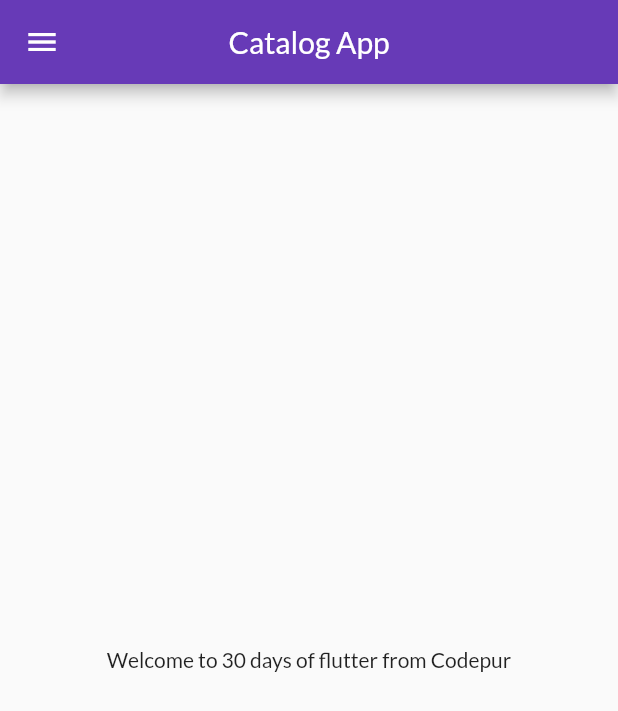
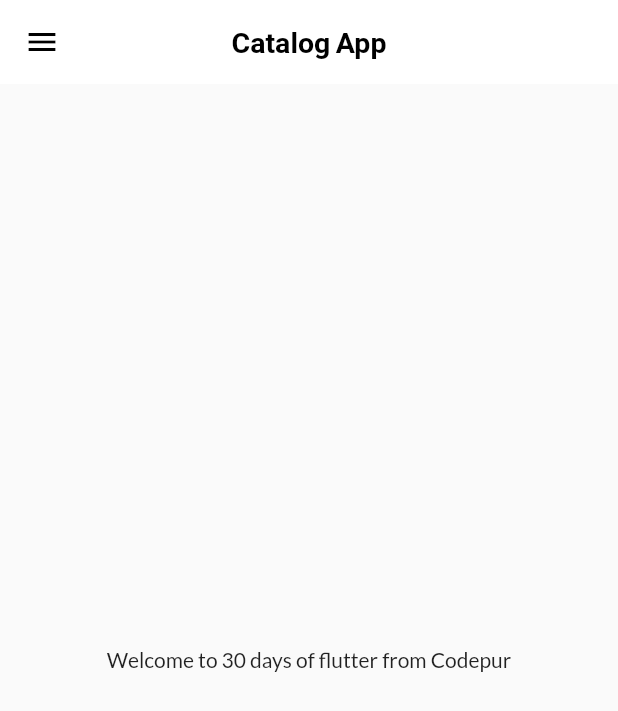
Before and after one commit to Shubham20052001/CatalogApp, a Flutter app: the screen it shows after launch, on a phone screen of 412 x 824 dp. Shown: the top 711 px of the screen. Run offline on Flutter 3.47's test engine with Material 2 defaults, Android fonts, the phone set to English and light mode, and no system bars; our stand-ins replace google_fonts.

Commit message:
themes extracted.

```diff
--- a/lib/main.dart
+++ b/lib/main.dart
@@ -1,7 +1,9 @@
+import 'package:flutter/cupertino.dart';
 import 'package:flutter/material.dart';
 import 'package:flutter_catalog/pages/home_page.dart';
 import 'package:flutter_catalog/pages/login_page.dart';
 import 'package:flutter_catalog/routes/routes.dart';
+import 'package:flutter_catalog/widgets/themes.dart';
 import 'package:google_fonts/google_fonts.dart';
 
 void main() {
@@ -15,14 +17,9 @@ class MyApp extends StatelessWidget {
   Widget build(BuildContext context) {
     return MaterialApp(
       themeMode: ThemeMode.light,
-      theme: ThemeData(
-        primarySwatch: Colors.deepPurple,
-        fontFamily: GoogleFonts.lato().fontFamily,
-      ),
+      theme: MyTheme.lightTheme(context),
       debugShowCheckedModeBanner: false,
-      darkTheme: ThemeData(
-        brightness: Brightness.dark,
-      ),
+      darkTheme: MyTheme.darkTheme(context),
       initialRoute: MyRoutes.homeRoute,
       routes: {
         "/": (context) => LoginPage(),
--- /dev/null
+++ b/lib/widgets/themes.dart
@@ -0,0 +1,19 @@
+import 'package:flutter/material.dart';
+import 'package:google_fonts/google_fonts.dart';
+
+class MyTheme {
+  static ThemeData lightTheme(BuildContext context) => ThemeData(
+      primarySwatch: Colors.deepPurple,
+      fontFamily: GoogleFonts.lato().fontFamily,
+      appBarTheme: const AppBarTheme(
+        color: Colors.white,
+        elevation: 0.0,
+        iconTheme: IconThemeData(color: Colors.black),
+        titleTextStyle: TextStyle(
+            color: Colors.black, fontSize: 19, fontWeight: FontWeight.bold),
+      ));
+
+  static ThemeData darkTheme(BuildContext context) => ThemeData(
+        brightness: Brightness.dark,
+      );
+}
```
